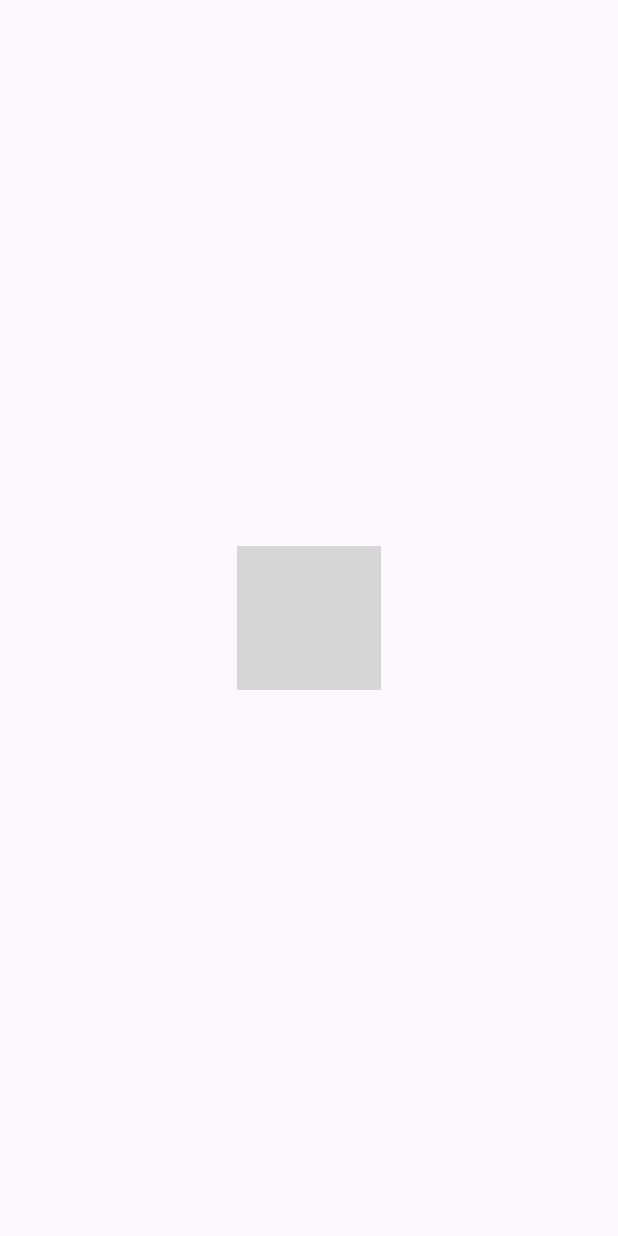
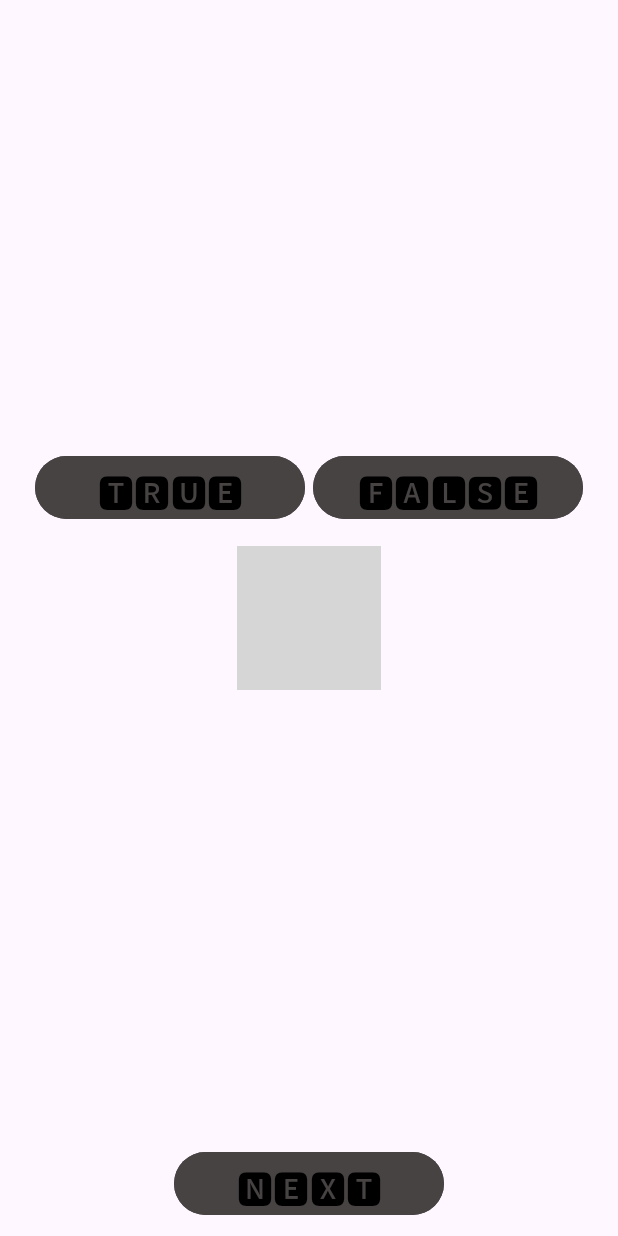
Before and after one commit to Jean-glitch22/MyFlashCardApp, an Android app: the layout flashcard_question_screen.xml on its own in the app's theme, with its tools: preview values and no code run, on a phone screen of 412 x 824 dp. Run offline under Robolectric (Android 15) with nearby library versions, the phone set to English and light mode, and no system bars; grey boxes are pictures that could not be loaded.

Commit message:
next two screens commit

```diff
--- a/app/src/main/res/layout/flashcard_question_screen.xml
+++ b/app/src/main/res/layout/flashcard_question_screen.xml
@@ -15,4 +15,70 @@
         app:layout_constraintStart_toStartOf="parent"
         app:layout_constraintTop_toTopOf="parent"
         app:srcCompat="@drawable/evolution" />
+
+    <TextView
+        android:id="@+id/tvQuestions"
+        android:layout_width="370dp"
+        android:layout_height="200dp"
+        android:layout_marginTop="50dp"
+        android:textAlignment="center"
+        android:textColor="@color/black"
+        android:textColorLink="@color/black"
+        android:textSize="34sp"
+        android:textStyle="bold"
+        app:layout_constraintBottom_toBottomOf="parent"
+        app:layout_constraintEnd_toEndOf="parent"
+        app:layout_constraintStart_toStartOf="parent"
+        app:layout_constraintTop_toTopOf="parent"
+        app:layout_constraintVertical_bias="0.0" />
+
+    <Button
+        android:id="@+id/btnTrue"
+        android:layout_width="180dp"
+        android:layout_height="50dp"
+        android:layout_marginTop="300dp"
+        android:backgroundTint="#474343"
+        android:text="🆃🆁🆄🅴"
+        android:textAlignment="center"
+        android:textColor="@color/black"
+        android:textSize="24sp"
+        app:layout_constraintBottom_toBottomOf="parent"
+        app:layout_constraintEnd_toEndOf="parent"
+        app:layout_constraintHorizontal_bias="0.1"
+        app:layout_constraintStart_toStartOf="parent"
+        app:layout_constraintTop_toTopOf="parent"
+        app:layout_constraintVertical_bias="0.0" />
+
+    <Button
+        android:id="@+id/btnFalse"
+        android:layout_width="180dp"
+        android:layout_height="50dp"
+        android:layout_marginTop="300dp"
+        android:backgroundTint="#474343"
+        android:text="🅵🅰🅻🆂🅴"
+        android:textAlignment="center"
+        android:textColor="@color/black"
+        android:textSize="24sp"
+        app:layout_constraintBottom_toBottomOf="parent"
+        app:layout_constraintEnd_toEndOf="parent"
+        app:layout_constraintHorizontal_bias="0.9"
+        app:layout_constraintStart_toStartOf="parent"
+        app:layout_constraintTop_toTopOf="parent"
+        app:layout_constraintVertical_bias="0.0" />
+
+    <Button
+        android:id="@+id/btnNext"
+        android:layout_width="180dp"
+        android:layout_height="50dp"
+        android:layout_marginTop="400dp"
+        android:backgroundTint="#474343"
+        android:text="🅽🅴🆇🆃"
+        android:textAlignment="center"
+        android:textColor="@color/black"
+        android:textSize="24sp"
+        app:layout_constraintBottom_toBottomOf="parent"
+        app:layout_constraintEnd_toEndOf="@+id/imgvQuestionScreenBackground"
+        app:layout_constraintStart_toStartOf="@+id/imgvQuestionScreenBackground"
+        app:layout_constraintTop_toTopOf="@+id/imgvQuestionScreenBackground"
+        app:layout_constraintVertical_bias="0.0" />
 </androidx.constraintlayout.widget.ConstraintLayout>
--- /dev/null
+++ b/app/src/main/res/layout/review_screen.xml
@@ -0,0 +1,6 @@
+<?xml version="1.0" encoding="utf-8"?>
+<androidx.constraintlayout.widget.ConstraintLayout xmlns:android="http://schemas.android.com/apk/res/android"
+    android:layout_width="match_parent"
+    android:layout_height="match_parent">
+
+</androidx.constraintlayout.widget.ConstraintLayout>
--- a/app/src/main/res/layout/welcome_screen.xml
+++ b/app/src/main/res/layout/welcome_screen.xml
@@ -41,7 +41,6 @@
             android:textStyle="bold"
             app:layout_constraintBottom_toBottomOf="parent"
             app:layout_constraintEnd_toEndOf="parent"
-            app:layout_constraintHorizontal_bias="0.45"
             app:layout_constraintStart_toStartOf="parent"
             app:layout_constraintTop_toTopOf="parent"
             app:layout_constraintVertical_bias="0.0" />
@@ -58,7 +57,6 @@
             android:textSize="24sp"
             app:layout_constraintBottom_toBottomOf="parent"
             app:layout_constraintEnd_toEndOf="parent"
-            app:layout_constraintHorizontal_bias="0.498"
             app:layout_constraintStart_toStartOf="parent"
             app:layout_constraintTop_toBottomOf="@+id/tvWelcomeAndIntroduction"
             app:layout_constraintVertical_bias="0.0" />
```
Also changed, not shown: app/src/main/res/layout/score_screen.xml (+35 -0 lines).
